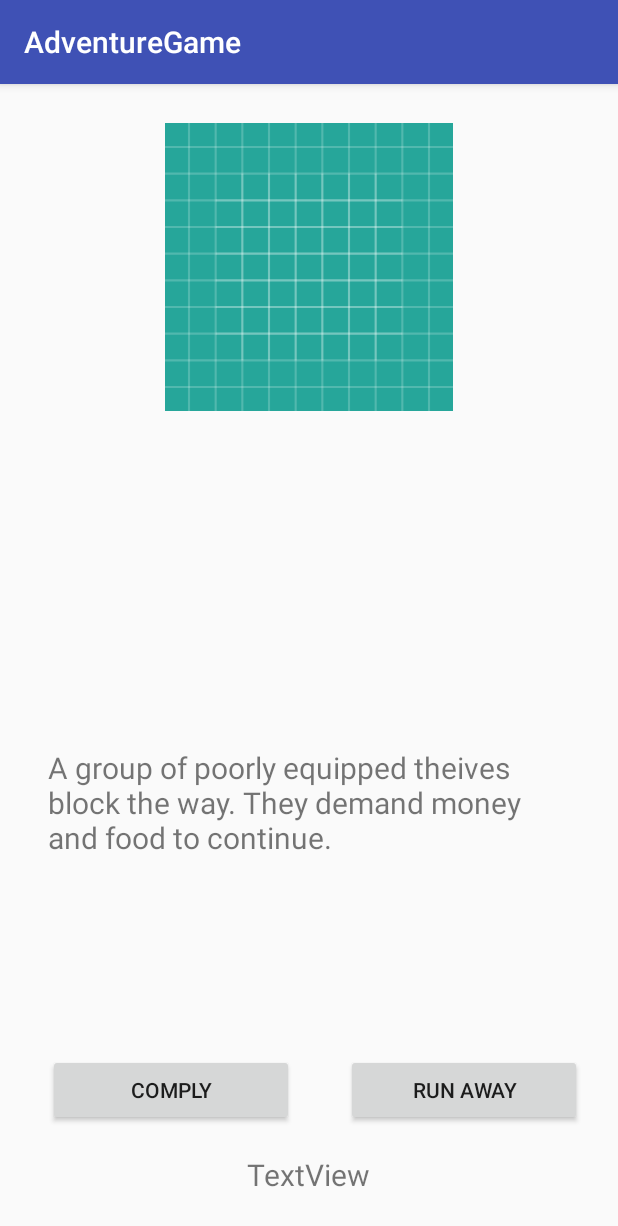
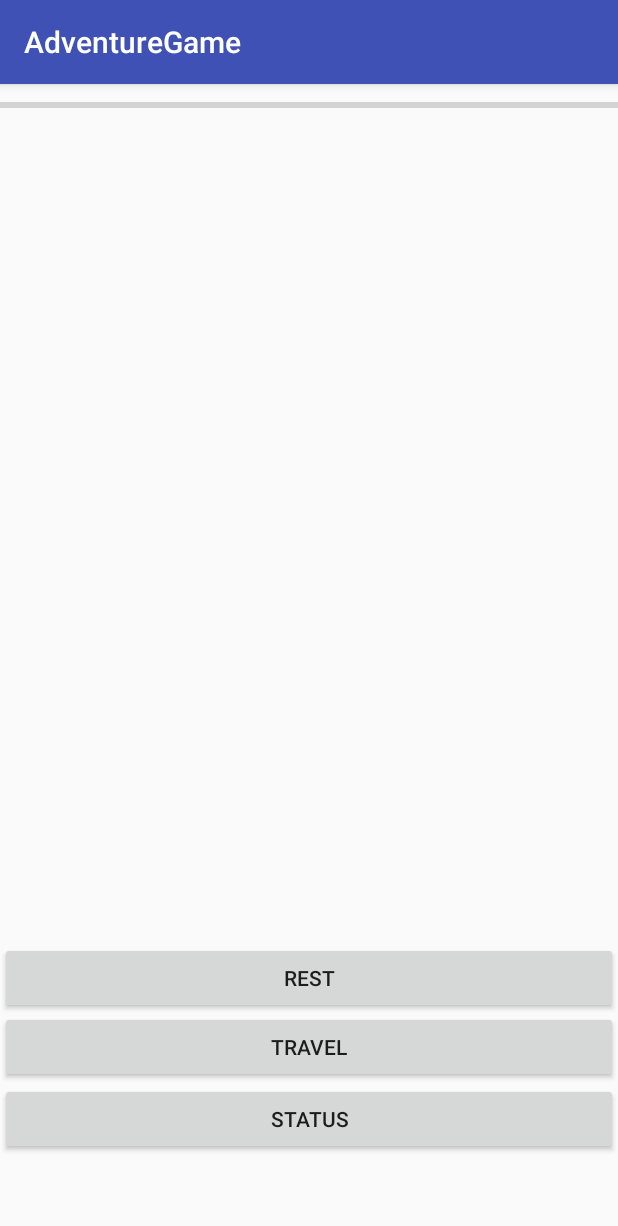
Before and after one commit to Ji-Rath/AdventureGame, an Android app: the CreateCharacters screen opened directly, with no data from a screen before it, after a tap on "CONTINUE", on a phone screen of 412 x 824 dp. Shown: the top 1226 px of the screen. Run offline under Robolectric (Android 15) with nearby library versions, the phone set to English and light mode, and no system bars.

Commit message:
- Change/add a lot of stuff - Pretty much implemented most of the game (Encounter, campfire, menu, character creation) - Fix button misalignment issues. Was caused by not setting constraints to the walls/other buttons.

```diff
--- a/app/src/main/AndroidManifest.xml
+++ b/app/src/main/AndroidManifest.xml
@@ -20,6 +20,8 @@
         </activity>
         <activity android:name=".CreateCharacters">
         </activity>
+        <activity android:name=".Campfire">
+        </activity>
     </application>
 
 </manifest>
--- a/app/src/main/java/com/example/gareth_aguilar/adventuregame/AdventureGame.java
+++ b/app/src/main/java/com/example/gareth_aguilar/adventuregame/AdventureGame.java
@@ -1,6 +1,6 @@
 package com.example.gareth_aguilar.adventuregame;
 
-import java.util.Scanner;
+import java.io.Serializable;
 import java.util.Random;
 
 import android.support.v7.app.AppCompatActivity;
@@ -8,16 +8,15 @@ import android.view.View;
 import android.widget.TextView;
 import android.widget.Button;
 
-public class AdventureGame extends AppCompatActivity {
+public class AdventureGame extends AppCompatActivity implements Serializable {
     private int day, month, year, season, food, money, medicine, progress;
     private Player[] players = new Player[3];
-    Scanner scan;
     Random rand;
-    TextFileSave txt;
-    public AdventureGame() {
-        scan = new Scanner(System.in);
+    //TextFileSave txt;
+
+    public AdventureGame(String[] p) {
         rand = new Random();
-        txt = new TextFileSave();
+        //txt = new TextFileSave();
         day = 0;
         month = 0;
         year = 1200;
@@ -26,15 +25,9 @@ public class AdventureGame extends AppCompatActivity {
         food = 50; //Out of 100
         progress = 0; //Out of 100;
         money = 10000; //yen (100 yen = about 1 dollar)
-        players[0] = new Player("Bob");
-        players[1] = new Player("Billy");
-        players[2] = new Player("Joe");
-    }
-
-    public void pickCharacter() {
-        System.out.println("Please enter 3 names");
-        String[] p = {scan.next(),scan.next(),scan.next()};
-        txt.saveName(p);
+        players[0] = new Player(p[0]);
+        players[1] = new Player(p[1]);
+        players[2] = new Player(p[2]);
     }
     public void addDay() {
         day ++;
@@ -57,14 +50,6 @@ public class AdventureGame extends AppCompatActivity {
             season = 3;
         }
     }
-    public boolean pause() {
-        System.out.println("Enter anything to continue....");
-        String s = "asdasd";
-        if (scan.next() == s) {
-            return true;
-        }
-        return false;
-    }
 
     public void randomMainEvent(int e){
         // 0 - Echigo, 1 - Shinano, 2 - Mino, 3 - Omu
@@ -82,7 +67,7 @@ public class AdventureGame extends AppCompatActivity {
     }
     public void menu() {
         String[] b = new String[3];
-
+        int temp = 0;
         System.out.println("What would you like to do today?\n");
         b[0] = "Continue";
         b[1] = "Set Up Camp";
@@ -91,7 +76,7 @@ public class AdventureGame extends AppCompatActivity {
             System.out.print("["+i+"]"+" "+b[i]+" | ");
         }
         System.out.println("\nCurrent Progress: "+progress+"/100");
-        switch(scan.nextInt()) {
+        switch(temp) {
             case 0:
                 //Main adventure
                 break;
@@ -114,11 +99,15 @@ public class AdventureGame extends AppCompatActivity {
         for(int i=0;i<players.length;i++) {
             System.out.println(players[i].toString()+"\n");
         }
-        pause();
         menu();
     }
-    public void addProgress(int p) {
+    public String addProgress(int p) {
         progress += p;
+        if(p>0) {
+            return ("(+" + p + " PROGRESS) ");
+        } else {
+            return ("(" + p + " PROGRESS) ");
+        }
     }
     public int getProgress() {
         return progress;
@@ -127,41 +116,25 @@ public class AdventureGame extends AppCompatActivity {
         return players[p];
     }
 
-    public void takeMoney(int m) {
+    public String takeMoney(int m) {
         money -= m;
-        System.out.print("(-"+m+" YEN)");
+        return ("(-"+m+" YEN) ");
     }
-    public void takeFood(int f) {
+    public String takeFood(int f) {
         food -= f;
-        System.out.print("(-"+f+" FOOD)");
+        return ("(-"+f+" FOOD) ");
     }
 
-    public void randomEvent(TextView txt_main, Button btn_1, Button btn_2) {
+    public int randomEvent(Button btn_left, Button btn_right, TextView txt_main) {
         int random = rand.nextInt(1);
         final int p = rand.nextInt(3);
         int choice = -1;
         switch(random) {
             case 0:
                 txt_main.setText("A group of poorly equipped theives block the way. They demand money and food to continue.");
-                btn_1.setText("Comply");
-                btn_2.setText("Run Away");
-                btn_2.setOnClickListener(new View.OnClickListener() {
-                    @Override
-                    public void onClick(View v) {
-                        System.out.println("One of the thieves draw their knife, leading to an intense battle. "
-                                +players[p].getName()+" gets injured in the process");
-                        players[p].damagePlayer(30);
-                    }
-                });
-                btn_1.setOnClickListener(new View.OnClickListener() {
-                    @Override
-                    public void onClick(View v) {
-                        System.out.println("The men accept the offering and allow you to pass.");
-                        takeFood(15);
-                        takeMoney(5000);
-                    }
-                });
-                System.out.println("Next Event!");
+                btn_left.setText("Comply");
+                btn_right.setText("Run Away");
+                break;
             case 1:
                 System.out.println(players[p].getName()+" was searching for food when he found some bright red berries.");
                 //choice = pick("Eat The Berries","Do Nothing");
@@ -178,5 +151,6 @@ public class AdventureGame extends AppCompatActivity {
                 break;
         }
         //pause();
+        return random;
     }
 }
--- a/app/src/main/java/com/example/gareth_aguilar/adventuregame/AdventureGameRunner.java
+++ b/app/src/main/java/com/example/gareth_aguilar/adventuregame/AdventureGameRunner.java
@@ -1,7 +1,7 @@
 package com.example.gareth_aguilar.adventuregame;
 
 import java.util.Scanner;
-
+/*
 public class AdventureGameRunner {
     public static void main(String[] args) {
         AdventureGame game = new AdventureGame();
@@ -28,3 +28,5 @@ public class AdventureGameRunner {
 
     }
 }
+
+ */
--- /dev/null
+++ b/app/src/main/java/com/example/gareth_aguilar/adventuregame/Campfire.java
@@ -0,0 +1,53 @@
+package com.example.gareth_aguilar.adventuregame;
+
+import android.content.Intent;
+import android.os.Bundle;
+import android.support.v7.app.AppCompatActivity;
+import android.view.View;
+import android.widget.Button;
+import android.widget.ProgressBar;
+
+public class Campfire extends AppCompatActivity {
+    private Button btn_status, btn_travel, btn_rest;
+    private ProgressBar progress;
+    private String[] p;
+    private AdventureGame game;
+
+    @Override
+    protected void onCreate(Bundle savedInstanceState) {
+        super.onCreate(savedInstanceState);
+        setContentView(R.layout.activity_campfire);
+        btn_status = findViewById(R.id.btn_status);
+        btn_travel = findViewById(R.id.btn_travel);
+        btn_rest = findViewById(R.id.btn_rest);
+        progress = findViewById(R.id.pb_main);
+
+        Intent intent = getIntent();
+        Bundle extra = intent.getExtras();
+        System.out.println(extra);
+        if(extra != null) {
+            System.out.println();
+            if(extra.containsKey("Players")) {
+                p = (String[]) intent.getSerializableExtra("Players");
+                game = new AdventureGame(p);
+            }
+            if(extra.containsKey("Game")) {
+                game = (AdventureGame) intent.getSerializableExtra("Game");
+            }
+        }
+
+        progress.setProgress(game.getProgress(),true);
+
+        btn_travel.setOnClickListener(new View.OnClickListener() {
+            @Override
+            public void onClick(View v) {
+                openEncounterActivity();
+            }
+        });
+    }
+    public void openEncounterActivity() {
+        Intent intent = new Intent(this, Encounter.class);
+        intent.putExtra("Game", game);
+        startActivity(intent);
+    }
+}
--- a/app/src/main/java/com/example/gareth_aguilar/adventuregame/CreateCharacters.java
+++ b/app/src/main/java/com/example/gareth_aguilar/adventuregame/CreateCharacters.java
@@ -7,39 +7,51 @@ import android.view.View;
 import android.widget.Button;
 import android.widget.EditText;
 
-public class CreateCharacters extends AppCompatActivity {
+import java.io.Serializable;
+
+public class CreateCharacters extends AppCompatActivity implements Serializable {
+    private Button btn_continue, btn_back;
+    private EditText txtinput_1, txtinput_2, txtinput_3;
+    private String[] p;
 
     @Override
     protected void onCreate(Bundle savedInstanceState) {
         super.onCreate(savedInstanceState);
         setContentView(R.layout.activity_create_characters);
 
-        Button btn_continue = findViewById(R.id.btn_continue);
-        Button btn_back = findViewById(R.id.btn_back);
-        final EditText txtinput_1 = findViewById(R.id.txtinput_1);
-        final EditText txtinput_2 = findViewById(R.id.txtinput_2);
-        final EditText txtinput_3 = findViewById(R.id.txtinput_3);
-        final EditText txtinput_4 = findViewById(R.id.txtinput_4);
-        final TextFileSave txt = new TextFileSave();
+        p = new String[3];
+        btn_continue = findViewById(R.id.btn_continue);
+        btn_back = findViewById(R.id.btn_back);
+        txtinput_1 = findViewById(R.id.txtinput_1);
+        txtinput_2 = findViewById(R.id.txtinput_2);
+        txtinput_3 = findViewById(R.id.txtinput_3);
 
         btn_back.setOnClickListener(new View.OnClickListener() {
             @Override
             public void onClick(View v) {
-                openMainActivity();
+                openMenuActivity();
             }
         });
 
         btn_continue.setOnClickListener(new View.OnClickListener() {
             @Override
             public void onClick(View v) {
-                String[] p = {txtinput_1.toString(),txtinput_2.toString(),txtinput_3.toString()};
-                //txt.saveName(p);
+                p[0] = txtinput_1.getText().toString();
+                p[1] = txtinput_2.getText().toString();
+                p[2] = txtinput_3.getText().toString();
                 openMainActivity();
             }
         });
     }
+
     public void openMainActivity() {
-        Intent intent = new Intent(this, Encounter.class);
+        Intent intent = new Intent(this, Campfire.class);
+        intent.putExtra("Players", p);
+        startActivity(intent);
+    }
+
+    public void openMenuActivity() {
+        Intent intent = new Intent(this, MainActivity.class);
         startActivity(intent);
     }
 }
--- a/app/src/main/java/com/example/gareth_aguilar/adventuregame/Player.java
+++ b/app/src/main/java/com/example/gareth_aguilar/adventuregame/Player.java
@@ -1,6 +1,8 @@
 package com.example.gareth_aguilar.adventuregame;
 
-public class Player {
+import java.io.Serializable;
+
+public class Player implements Serializable {
     private int hp, stamina, sanity;
     private String name;
     private boolean[] illness = new boolean[5];
@@ -23,9 +25,9 @@ public class Player {
         return name;
     }
 
-    public void damagePlayer(int d) {
+    public String damagePlayer(int d) {
         hp -= d;
-        System.out.print("(-"+d+" HP)");
+        return (getName()+": (-"+d+" HP)");
     }
 
     public void giveDisease(int d) {
--- /dev/null
+++ b/app/src/main/res/layout/activity_campfire.xml
@@ -0,0 +1,35 @@
+<?xml version="1.0" encoding="utf-8"?>
+<RelativeLayout xmlns:android="http://schemas.android.com/apk/res/android"
+                xmlns:app="http://schemas.android.com/apk/res-auto" xmlns:tools="http://schemas.android.com/tools"
+                android:layout_width="match_parent"
+                android:layout_height="match_parent" android:id="@+id/layout">
+    <Button
+            android:text="Travel"
+            android:layout_width="match_parent"
+            android:layout_height="wrap_content" tools:layout_editor_absoluteY="67dp"
+            tools:layout_editor_absoluteX="42dp" android:id="@+id/btn_travel"
+            android:layout_alignParentBottom="true" android:layout_marginBottom="102dp"
+            android:layout_alignStart="@+id/txt_main" android:layout_marginLeft="0dp"/>
+    <Button
+            android:text="Rest"
+            android:layout_width="match_parent"
+            android:layout_height="wrap_content" tools:layout_editor_absoluteY="67dp"
+            tools:layout_editor_absoluteX="42dp" android:id="@+id/btn_rest"
+            android:layout_alignParentBottom="true" android:layout_marginBottom="148dp"
+            android:layout_alignStart="@+id/txt_main"/>
+    <Button
+            android:text="Status"
+            android:layout_width="match_parent"
+            tools:layout_editor_absoluteY="67dp"
+            tools:layout_editor_absoluteX="42dp" android:id="@+id/btn_status"
+            android:layout_alignParentBottom="true" android:layout_marginBottom="54dp"
+            android:layout_alignStart="@+id/txt_main" android:layout_marginLeft="0dp"
+            android:layout_height="wrap_content"/>
+    <ProgressBar
+            style="?android:attr/progressBarStyleHorizontal"
+            android:layout_width="match_parent"
+            android:layout_height="28dp"
+            android:id="@+id/pb_main" android:progressTint="@color/colorAccent"
+            android:max="100" android:progress="0" android:indeterminate="false" android:layout_marginTop="0dp"
+            android:layout_alignParentTop="true"/>
+</RelativeLayout>
--- a/app/src/main/res/layout/activity_encounter.xml
+++ b/app/src/main/res/layout/activity_encounter.xml
@@ -7,41 +7,56 @@
     android:layout_height="match_parent"
     tools:context=".MainActivity">
 
+    <Button
+            android:text="Continue"
+            android:layout_width="match_parent"
+            android:layout_height="wrap_content" tools:layout_editor_absoluteY="67dp"
+            tools:layout_editor_absoluteX="42dp" android:id="@+id/btn_return"
+            android:layout_alignParentBottom="true" android:layout_marginBottom="13dp"
+            android:layout_alignStart="@+id/txt_main" android:layout_marginLeft="0dp"
+            android:layout_marginStart="0dp" android:visibility="invisible" android:layout_marginEnd="0dp"
+            android:layout_alignEnd="@+id/txt_details"/>
     <TextView
-            android:layout_width="348dp"
-            android:layout_height="186dp"
+            android:layout_width="match_parent"
+            android:layout_height="146dp"
             android:text="Main Text"
             app:layout_constraintBottom_toBottomOf="parent"
             app:layout_constraintLeft_toLeftOf="parent"
             app:layout_constraintRight_toRightOf="parent"
             app:layout_constraintTop_toTopOf="parent"
-            android:layout_alignParentBottom="true" android:layout_marginBottom="140dp" android:id="@+id/txt_main"
-            android:textSize="20sp" android:layout_centerHorizontal="true" android:textAlignment="viewStart"/>
+            android:id="@+id/txt_main"
+            android:textSize="20sp" android:textAlignment="center" android:layout_marginTop="28dp"
+            android:layout_below="@+id/img_main"/>
+    <TextView
+            android:layout_width="match_parent"
+            android:layout_height="52dp"
+            app:layout_constraintBottom_toBottomOf="parent"
+            app:layout_constraintLeft_toLeftOf="parent"
+            app:layout_constraintRight_toRightOf="parent"
+            app:layout_constraintTop_toTopOf="parent"
+            android:layout_alignParentBottom="true" android:layout_marginBottom="137dp" android:id="@+id/txt_details"
+            android:textSize="20sp" android:textAlignment="center"/>
     <Button
             android:text="Main1"
             android:layout_width="164dp"
             android:layout_height="wrap_content" tools:layout_editor_absoluteY="67dp"
             tools:layout_editor_absoluteX="42dp" android:id="@+id/btn_main1"
             android:layout_alignParentBottom="true" android:layout_marginBottom="73dp"
-            android:layout_alignStart="@+id/txt_main"/>
+            android:layout_alignStart="@+id/txt_main" android:layout_marginStart="22dp"/>
     <Button
             android:text="Main2"
-            android:layout_width="157dp"
+            android:layout_width="151dp"
             android:layout_height="wrap_content" tools:layout_editor_absoluteY="67dp"
             tools:layout_editor_absoluteX="42dp" android:id="@+id/btn_main2"
-            android:layout_alignParentEnd="true" android:layout_marginEnd="24dp"
-            android:layout_alignTop="@+id/btn_main1"/>
+            android:layout_alignTop="@+id/btn_main1" android:layout_marginTop="0dp"
+            android:layout_toEndOf="@+id/btn_main1" android:layout_marginStart="52dp" android:layout_marginBottom="60dp"
+            android:layout_alignBottom="@+id/btn_return" android:layout_marginEnd="22dp"
+            android:layout_alignEnd="@+id/txt_details"/>
     <ImageView
             android:layout_width="336dp"
             android:layout_height="192dp" app:srcCompat="@drawable/ic_launcher_background"
             android:layout_alignParentTop="true" android:layout_marginTop="26dp"
             android:layout_centerHorizontal="true"
             android:id="@+id/img_main" android:contentDescription="Main Background"/>
-    <TextView
-            android:text="TextView"
-            android:layout_width="302dp"
-            android:layout_height="39dp" android:layout_alignParentBottom="true"
-            android:layout_marginBottom="15dp" android:layout_centerHorizontal="true" android:id="@+id/txt_status"
-            android:textSize="20sp" android:textAlignment="center"/>
 
 </RelativeLayout>
```
Also changed, not shown: app/src/main/java/com/example/gareth_aguilar/adventuregame/Encounter.java (+66 -16 lines), app/src/main/res/layout/activity_mainmenu.xml (+13 -6 lines).
